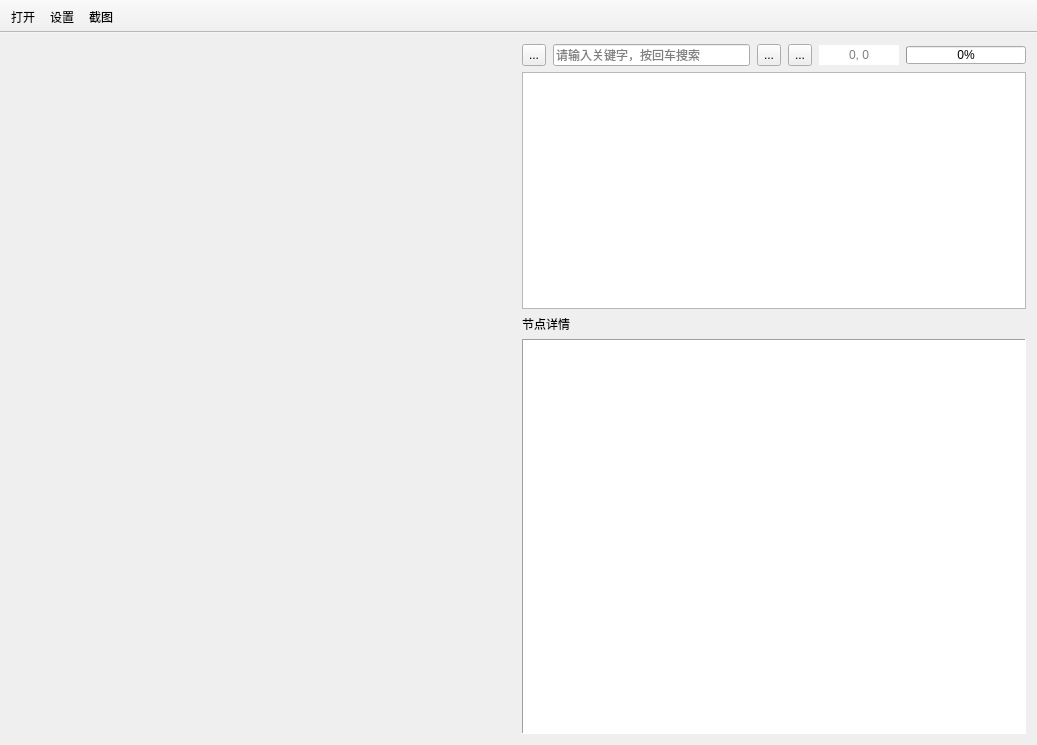
The window that ui/main/mainwindow.ui (engun/qt_uiautomatorviewer) describes before a commit, drawn with Qt 5.
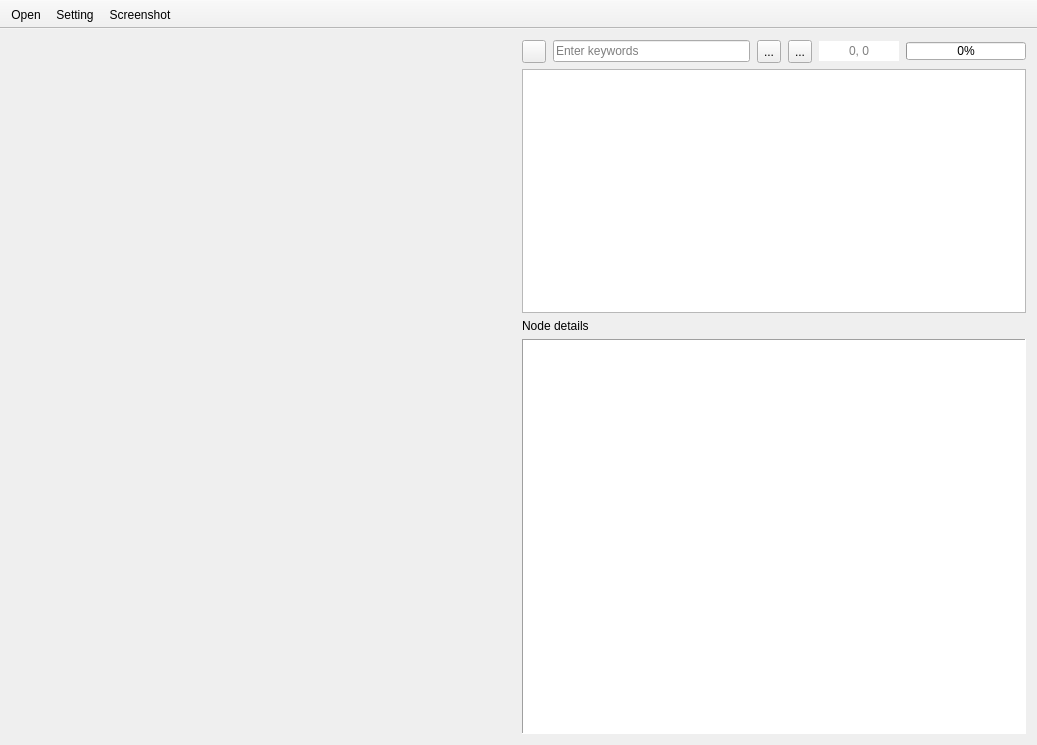
The same window after the commit. Icons and pictures are not drawn.

```diff
--- a/ui/main/mainwindow.ui
+++ b/ui/main/mainwindow.ui
@@ -116,7 +116,7 @@
            <string>全部展开</string>
           </property>
           <property name="text">
-           <string>...</string>
+           <string/>
           </property>
           <property name="icon">
            <iconset resource="../../res/resource.qrc">
@@ -133,7 +133,7 @@
            <bool>true</bool>
           </property>
           <property name="placeholderText">
-           <string>请输入关键字，按回车搜索</string>
+           <string>Enter keywords</string>
           </property>
           <property name="clearButtonEnabled">
            <bool>true</bool>
@@ -255,7 +255,7 @@
         <item>
          <widget class="QLabel" name="label">
           <property name="text">
-           <string>节点详情</string>
+           <string>Node details</string>
           </property>
           <property name="alignment">
            <set>Qt::AlignLeading|Qt::AlignLeft|Qt::AlignVCenter</set>
@@ -337,7 +337,10 @@
      <normaloff>:/png/open.png</normaloff>:/png/open.png</iconset>
    </property>
    <property name="text">
-    <string>打开</string>
+    <string>Open</string>
+   </property>
+   <property name="toolTip">
+    <string>Open</string>
    </property>
    <property name="shortcut">
     <string>Ctrl+O</string>
@@ -349,7 +352,10 @@
      <normaloff>:/png/option.png</normaloff>:/png/option.png</iconset>
    </property>
    <property name="text">
-    <string>设置</string>
+    <string>Setting</string>
+   </property>
+   <property name="toolTip">
+    <string>Setting</string>
    </property>
    <property name="shortcut">
     <string>Ctrl+Shift+S</string>
@@ -361,7 +367,10 @@
      <normaloff>:/png/screenshot.png</normaloff>:/png/screenshot.png</iconset>
    </property>
    <property name="text">
-    <string>截图</string>
+    <string>Screenshot</string>
+   </property>
+   <property name="toolTip">
+    <string>Screenshot</string>
    </property>
    <property name="shortcut">
     <string>Ctrl+P</string>
```
Left out of the diff: 16 changed lines with no effect on the pictures.
